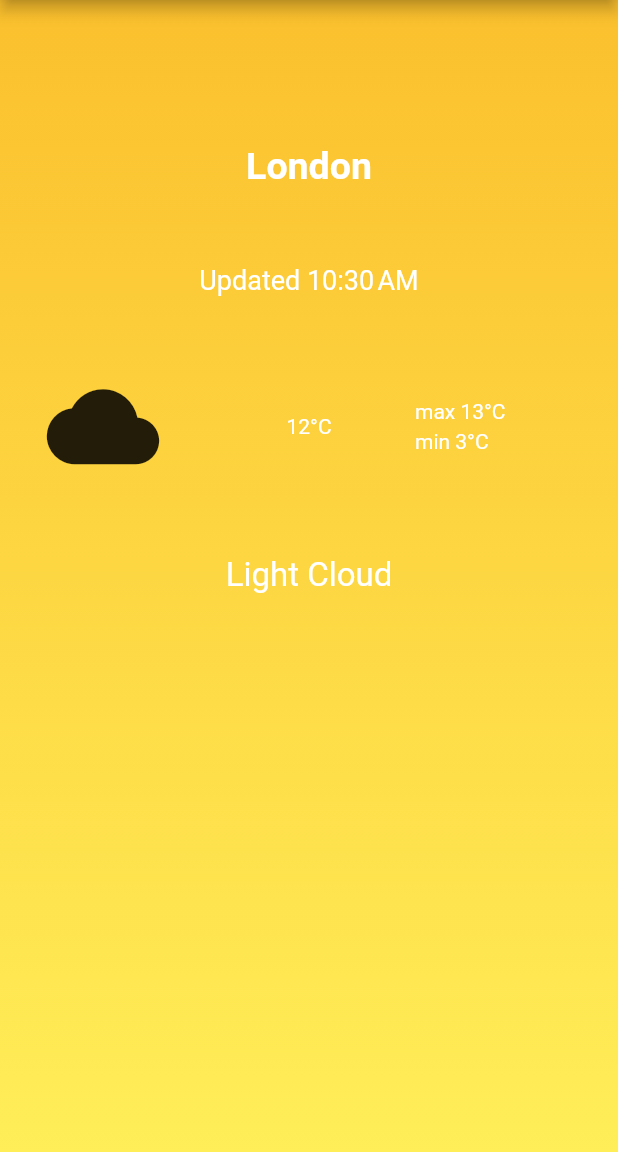
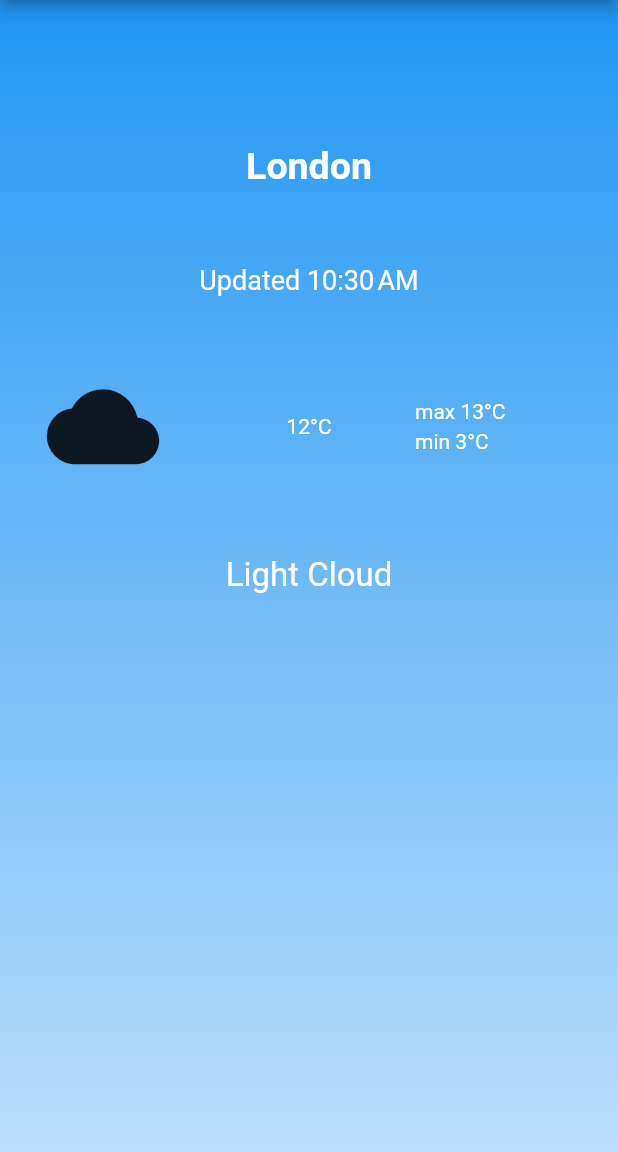
Before and after one commit to satyaroutray1/weather_app_ysl, a Flutter app: the screen it shows after launch, on a phone screen of 412 x 824 dp, the part 84-1236 px from its top. Run offline on Flutter 3.47's test engine with Material 2 defaults, Android fonts, the phone set to English and light mode, and no system bars; our stand-ins replace equatable, flutter_bloc, shared_preferences.

Commit message:
added screenshots

```diff
--- a/lib/presentation/screens/home_page.dart
+++ b/lib/presentation/screens/home_page.dart
@@ -85,14 +85,14 @@ class _MyHomePageState extends State<MyHomePage> {
                     begin: Alignment.topCenter,
                     end: Alignment.bottomCenter,
                     colors: [
-                      data == 'Light Cloud' ? Colors.yellow.shade700
+                      data == 'Light Cloud' ? Colors.blue
                       :data == 'Heavy Cloud' ? Colors.blueAccent
                       :data ==  'Showers' ? Colors.cyan
-                          : Colors.blue,
-                      data == 'Light Cloud' ? Colors.yellow.shade400
+                          : Colors.yellow.shade700,
+                      data == 'Light Cloud' ? Colors.blue.shade100
                           :data == 'Heavy Cloud' ? Colors.blueAccent.shade100
                           :data ==  'Showers' ? Colors.cyanAccent.shade100
-                          : Colors.blue.shade100,
+                          : Colors.yellow.shade400,
                     ],
                   )),
               child: Center(
--- a/pubspec.yaml
+++ b/pubspec.yaml
@@ -64,8 +64,8 @@ flutter:
   uses-material-design: true
 
   # To add assets to your application, add an assets section, like this:
-  # assets:
-  #   - images/a_dot_burr.jpeg
+  assets:
+    - assets/images
   #   - images/a_dot_ham.jpeg
 
   # An image asset can refer to one or more resolution-specific "variants", see
```
Also changed, not shown: assets/images/1.jpg (added), assets/images/2.jpg (added), assets/images/3.jpg (added), assets/images/4.jpg (added), assets/images/5.jpg (added), assets/images/6.jpg (added), 1 other file.
